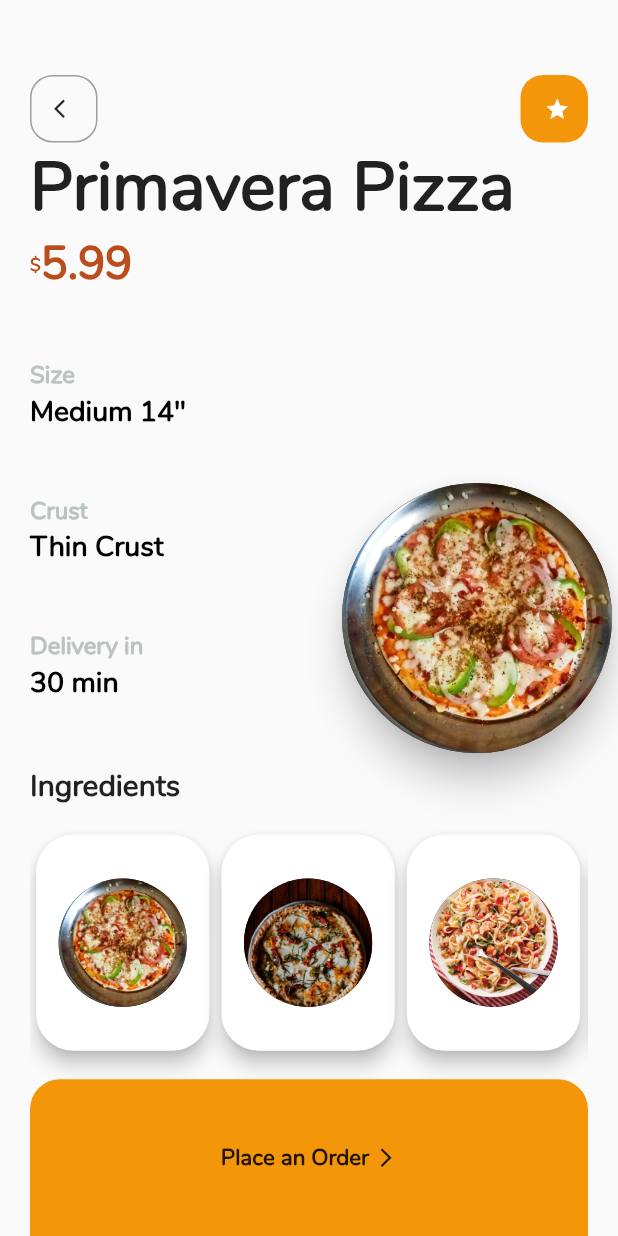
After one commit to Elijah-Ashitey/flutter_UI, a Flutter app: the FoodHome screen opened directly, after a tap on "top of the week", on a phone screen of 412 x 824 dp. The commit adds this screen. Run offline on Flutter 3.47's test engine with Material 2 defaults, Android fonts, the phone set to English and light mode, and no system bars; our stand-ins replace carousel_pro.

Commit message:
food delivery complete

```diff
--- /dev/null
+++ b/lib/foodDelivery/details.dart
@@ -0,0 +1,254 @@
+import 'package:easy_rich_text/easy_rich_text.dart';
+import 'package:flutter/material.dart';
+import 'package:my_ui/foodDelivery/foodHome.dart';
+
+class FoodDetails extends StatefulWidget {
+  final Popular data;
+  FoodDetails(this.data);
+  @override
+  _FoodDetailsState createState() => _FoodDetailsState();
+}
+
+class _FoodDetailsState extends State<FoodDetails> {
+  Color grey = Color(0XFFF0F2F5);
+  Color deepgrey = Color(0XFFBAC3C2);
+  Color orange = Color(0XFFF49609);
+  Color deepBrown = Color(0XFF442C1B);
+  Color brown = Color(0XFFBB4D1C);
+  Color lightbrown = Color(0XFFDFB354);
+  Color green = Color(0XFF728E47);
+  String amt = "\$5.99";
+  @override
+  Widget build(BuildContext context) {
+    return Scaffold(
+        body: Stack(
+      children: <Widget>[
+        Padding(
+          padding: const EdgeInsets.only(top: 50.0, left: 20, right: 20),
+          child: Column(
+            crossAxisAlignment: CrossAxisAlignment.start,
+            children: <Widget>[
+              Row(
+                mainAxisAlignment: MainAxisAlignment.spaceBetween,
+                children: <Widget>[
+                  Container(
+                    height: 45,
+                    width: 45,
+                    decoration: BoxDecoration(
+                      color: Colors.transparent,
+                      borderRadius: BorderRadius.all(Radius.circular(15)),
+                    ),
+                    child: FlatButton(
+                      onPressed: () => Navigator.pop(context),
+                      child: Icon(
+                        Icons.arrow_back_ios,
+                        size: 15,
+                      ),
+                      shape: RoundedRectangleBorder(
+                          side: BorderSide(
+                              color: Colors.grey,
+                              width: 1,
+                              style: BorderStyle.solid),
+                          borderRadius: BorderRadius.circular(15)),
+                    ),
+                  ),
+                  Container(
+                    height: 45,
+                    width: 45,
+                    // width: double.maxFinite,
+                    decoration: BoxDecoration(
+                      // gradient: getCustomgradient(),
+                      color: orange,
+                      borderRadius: BorderRadius.all(Radius.circular(15)),
+                    ),
+                    child: FlatButton(
+                      onPressed: () {},
+                      child: Icon(
+                        Icons.star,
+                        color: Colors.white,
+                        size: 17,
+                      ),
+                      shape: RoundedRectangleBorder(
+                          // side: BorderSide(
+                          //     color: Colors.grey,
+                          //     width: 1,
+                          //     style: BorderStyle.solid),
+                          borderRadius: BorderRadius.circular(15)),
+                    ),
+                  ),
+                ],
+              ),
+              Text(
+                widget.data.title,
+                style: TextStyle(fontSize: 45, fontWeight: FontWeight.bold),
+              ),
+              // Text("\u\$"),
+              /* EasyRichText(
+              amt,
+              patternList: [
+                EasyRichTextPattern(
+                  targetString: '\$ ',
+                  style: TextStyle(color: Colors.blue),
+                ),
+              ],
+              defaultStyle: TextStyle(
+                  fontSize: 30, fontWeight: FontWeight.bold, color: lightbrown),
+            ),*/
+
+              Row(
+                // mainAxisAlignment: MainAxisAlignment.start,
+                // crossAxisAlignment: CrossAxisAlignment.start,
+                children: <Widget>[
+                  Text(
+                    "\$",
+                    style: TextStyle(
+                        fontSize: 12,
+                        fontWeight: FontWeight.bold,
+                        color: brown),
+                  ),
+                  Text(
+                    "5.99",
+                    style: TextStyle(
+                        fontSize: 30,
+                        fontWeight: FontWeight.bold,
+                        color: brown),
+                  )
+                ],
+              ),
+              Expanded(
+                  flex: 3,
+                  child: Container(
+                    child: Column(
+                      crossAxisAlignment: CrossAxisAlignment.start,
+                      children: <Widget>[
+                        Spacer(),
+                        desc("Size", "Medium 14\""),
+                        Spacer(),
+                        desc("Crust", "Thin Crust"),
+                        Spacer(),
+                        desc("Delivery in", "30 min"),
+                        Spacer(),
+                      ],
+                    ),
+                  )),
+              Expanded(
+                  flex: 2,
+                  child: Container(
+                    child: Column(
+                      crossAxisAlignment: CrossAxisAlignment.start,
+                      children: <Widget>[
+                        Text(
+                          "Ingredients",
+                          style: TextStyle(
+                            fontSize: 20,
+                            fontWeight: FontWeight.bold,
+                          ),
+                        ),
+                        Expanded(
+                          child: Container(
+                            child: ListView.builder(
+                              itemBuilder: (context, index) {
+                                return Padding(
+                                  padding: const EdgeInsets.only(
+                                      top: 15.0, bottom: 15),
+                                  child: Container(
+                                    width:
+                                        MediaQuery.of(context).size.width * 0.3,
+                                    height: MediaQuery.of(context).size.height *
+                                        0.1,
+                                    child: Card(
+                                      elevation: 5,
+                                      shape: RoundedRectangleBorder(
+                                        borderRadius:
+                                            BorderRadius.circular(25.0),
+                                      ),
+                                      child: Padding(
+                                        padding: const EdgeInsets.all(15.0),
+                                        child: CircleAvatar(
+                                          backgroundImage:
+                                              AssetImage(popData[index].image),
+                                        ),
+                                      ),
+                                    ),
+                                  ),
+                                );
+                              },
+                              itemCount: popData.length,
+                              scrollDirection: Axis.horizontal,
+                            ),
+                          ),
+                        )
+                      ],
+                    ),
+                  )),
+              Expanded(
+                  child: Container(
+                decoration: BoxDecoration(
+                  color: orange,
+                  borderRadius: BorderRadius.only(
+                    topLeft: Radius.circular(20),
+                    topRight: Radius.circular(20),
+                  ),
+                ),
+                child: Row(
+                  mainAxisAlignment: MainAxisAlignment.center,
+                  children: <Widget>[
+                    Text(
+                      "Place an Order ",
+                      style:
+                          TextStyle(fontWeight: FontWeight.bold, fontSize: 15),
+                    ),
+                    Icon(
+                      Icons.arrow_forward_ios,
+                      size: 15,
+                    )
+                  ],
+                ),
+              )),
+              // desc("Size", "Medium\""),
+              // desc("Size", "Medium\""),
+              // desc("Size", "Medium\""),
+            ],
+          ),
+        ),
+        Align(
+          alignment: Alignment.centerRight,
+          child: Card(
+            elevation: 10,
+            shape: RoundedRectangleBorder(
+              borderRadius: BorderRadius.circular(100.0),
+            ),
+            child: Hero(
+              tag: widget.data.image,
+              child: CircleAvatar(
+                radius: 90,
+                backgroundImage: AssetImage(widget.data.image),
+              ),
+            ),
+          ),
+        )
+      ],
+    ));
+  }
+}
+
+desc(title, desc) {
+  Color deepgrey = Color(0XFFBAC3C2);
+
+  return Column(
+    crossAxisAlignment: CrossAxisAlignment.start,
+    mainAxisAlignment: MainAxisAlignment.start,
+    children: <Widget>[
+      Text(
+        title,
+        style: TextStyle(
+            fontSize: 16, fontWeight: FontWeight.bold, color: deepgrey),
+      ),
+      Text(
+        desc,
+        style: TextStyle(
+            fontSize: 19, fontWeight: FontWeight.bold, color: Colors.black),
+      )
+    ],
+  );
+}
--- /dev/null
+++ b/lib/foodDelivery/foodHome.dart
@@ -0,0 +1,352 @@
+import 'package:flutter/material.dart';
+
+import 'details.dart';
+
+class FoodHome extends StatefulWidget {
+  @override
+  _FoodHomeState createState() => _FoodHomeState();
+}
+
+class _FoodHomeState extends State<FoodHome> {
+  Color grey = Color(0XFFF0F2F5);
+  Color deepgrey = Color(0XFFBAC3C2);
+  Color orange = Color(0XFFF49609);
+  Color deepBrown = Color(0XFF442C1B);
+  Color brown = Color(0XFFBB4D1C);
+  Color lightbrown = Color(0XFFDFB354);
+  Color green = Color(0XFF728E47);
+  @override
+  Widget build(BuildContext context) {
+    return Scaffold(
+      body: Padding(
+        padding: const EdgeInsets.only(top: 35.0, left: 25, right: 20),
+        child: Column(
+          mainAxisAlignment: MainAxisAlignment.start,
+          crossAxisAlignment: CrossAxisAlignment.start,
+          children: <Widget>[
+            Row(
+              mainAxisAlignment: MainAxisAlignment.spaceBetween,
+              children: <Widget>[CircleAvatar(), Icon(Icons.filter_list)],
+            ),
+            SizedBox(
+              height: 10,
+            ),
+            Text("Food"),
+            Text(
+              "Delivery",
+              style: TextStyle(fontSize: 25, fontWeight: FontWeight.bold),
+            ),
+            SizedBox(
+              height: 20,
+            ),
+            Row(
+              children: <Widget>[
+                Icon(Icons.search),
+                SizedBox(
+                  width: 5,
+                ),
+                Expanded(
+                  child: Container(
+                    height: 25,
+                    // color: Colors.blue,
+                    child: TextFormField(
+                      style: TextStyle(
+                          color: Colors.black, fontWeight: FontWeight.bold),
+                      // textAlign: TextAlign.center,
+                      // controller: controller,
+                      decoration: InputDecoration(
+                        hintText: 'search..',
+                        hintStyle: TextStyle(
+                          fontWeight: FontWeight.bold,
+                          color: deepgrey,
+                          // fontFamily: 'gotham',
+                          letterSpacing: 1,
+                        ),
+
+                        enabledBorder: UnderlineInputBorder(
+                          borderSide: BorderSide(
+                            color: deepgrey,
+                          ),
+                        ),
+
+                        focusedBorder: UnderlineInputBorder(
+                            borderSide: BorderSide(
+                          width: 2,
+                          color: deepgrey,
+                        )),
+                        //border: InputBorder.none,
+                      ),
+                    ),
+                  ),
+                ),
+              ],
+            ),
+            SizedBox(
+              height: 20,
+            ),
+            Text(
+              "Categories",
+              style: TextStyle(fontSize: 20, fontWeight: FontWeight.bold),
+            ),
+            SizedBox(
+              height: 5,
+            ),
+            Expanded(
+                flex: 2,
+                child: Container(
+                  child: ListView.builder(
+                    itemBuilder: (context, index) {
+                      return Padding(
+                        padding: const EdgeInsets.only(right: 6.0),
+                        child: Card(
+                          shape: RoundedRectangleBorder(
+                            borderRadius: BorderRadius.circular(20.0),
+                          ),
+                          color: index == 0 ? orange : Colors.white,
+                          elevation: 6,
+                          child: Container(
+                            width: MediaQuery.of(context).size.width * 0.27,
+                            // height: MediaQuery.of(context).size.height * 0.1,
+                            child: Column(
+                              mainAxisAlignment: MainAxisAlignment.center,
+                              crossAxisAlignment: CrossAxisAlignment.center,
+                              children: <Widget>[
+                                Spacer(),
+                                Icon(data[index].icon),
+                                Spacer(),
+                                Text(data[index].desc),
+                                Spacer(),
+                                CircleAvatar(
+                                  radius: 12,
+                                  backgroundColor: index == 0
+                                      ? Colors.white
+                                      : Colors.pinkAccent,
+                                  child: Icon(
+                                    Icons.arrow_forward_ios,
+                                    color: index == 0
+                                        ? Colors.black
+                                        : Colors.white,
+                                    size: 10,
+                                  ),
+                                ),
+                                Spacer(),
+                              ],
+                            ),
+                          ),
+                        ),
+                      );
+                    },
+                    itemCount: data.length,
+                    scrollDirection: Axis.horizontal,
+                  ),
+                )),
+            SizedBox(
+              height: 20,
+            ),
+            Text(
+              "Popular",
+              style: TextStyle(fontSize: 20, fontWeight: FontWeight.bold),
+            ),
+            Expanded(
+                flex: 4,
+                child: Container(
+                  child: ListView.builder(
+                    padding: EdgeInsets.only(top: 2),
+                    itemBuilder: (context, index) {
+                      return GestureDetector(
+                        onTap: () {
+                          Navigator.push(
+                              context,
+                              MaterialPageRoute(
+                                  builder: (context) =>
+                                      FoodDetails(popData[index])));
+                        },
+                        child: Container(
+                          height: MediaQuery.of(context).size.height * 0.25,
+                          child: Stack(
+                            children: <Widget>[
+                              Container(
+                                height:
+                                    MediaQuery.of(context).size.height * 0.25,
+                                width: MediaQuery.of(context).size.width * 0.82,
+                                child: Card(
+                                  // color: Colors.red,
+                                  shape: RoundedRectangleBorder(
+                                    borderRadius: BorderRadius.circular(20.0),
+                                  ),
+                                  child: Column(
+                                    crossAxisAlignment:
+                                        CrossAxisAlignment.start,
+                                    children: <Widget>[
+                                      Padding(
+                                        padding: const EdgeInsets.only(
+                                            left: 15.0, top: 17),
+                                        child: Column(
+                                          crossAxisAlignment:
+                                              CrossAxisAlignment.start,
+                                          children: <Widget>[
+                                            Row(
+                                              children: <Widget>[
+                                                Icon(
+                                                  Icons.star,
+                                                  size: 12,
+                                                  color: orange,
+                                                ),
+                                                SizedBox(
+                                                  width: 5,
+                                                ),
+                                                Text(
+                                                  popData[index].top,
+                                                  style: TextStyle(
+                                                      fontWeight:
+                                                          FontWeight.w400),
+                                                ),
+                                              ],
+                                            ),
+                                            SizedBox(
+                                              height: MediaQuery.of(context)
+                                                      .size
+                                                      .height *
+                                                  0.02,
+                                            ),
+                                            Text(
+                                              popData[index].title,
+                                              style: TextStyle(
+                                                  fontWeight: FontWeight.bold,
+                                                  fontSize: 20),
+                                            ),
+                                            Text(
+                                              popData[index].desc,
+                                              style: TextStyle(
+                                                  fontWeight: FontWeight.bold,
+                                                  color: deepgrey,
+                                                  fontSize: 15),
+                                            ),
+                                          ],
+                                        ),
+                                      ),
+                                      Spacer(),
+                                      Align(
+                                          alignment: Alignment.bottomLeft,
+                                          child: Row(
+                                            children: <Widget>[
+                                              Container(
+                                                height: MediaQuery.of(context)
+                                                        .size
+                                                        .height *
+                                                    0.07,
+                                                width: MediaQuery.of(context)
+                                                        .size
+                                                        .width *
+                                                    0.27,
+                                                decoration: BoxDecoration(
+                                                  color: orange,
+                                                  borderRadius:
+                                                      BorderRadius.only(
+                                                    bottomLeft:
+                                                        Radius.circular(20),
+                                                    topRight:
+                                                        Radius.circular(20),
+                                                  ),
+                                                ),
+                                                child: FlatButton(
+                                                    onPressed: () {},
+                                                    child: Text(
+                                                      "+",
+                                                      style: TextStyle(
+                                                          fontWeight:
+                                                              FontWeight.bold,
+                                                          fontSize: 25),
+                                                    )),
+                                              ),
+                                              SizedBox(
+                                                width: 15,
+                                              ),
+                                              Icon(
+                                                Icons.star,
+                                                size: 12,
+                                              ),
+                                              SizedBox(
+                                                width: 5,
+                                              ),
+                                              Text(
+                                                "5.0",
+                                                style: TextStyle(
+                                                    fontWeight: FontWeight.bold,
+                                                    fontSize: 18),
+                                              ),
+                                            ],
+                                          )),
+                                    ],
+                                  ),
+                                ),
+                              ),
+                              Align(
+                                alignment: Alignment.centerRight,
+                                child: Card(
+                                  elevation: 10,
+                                  shape: RoundedRectangleBorder(
+                                    borderRadius: BorderRadius.circular(60.0),
+                                  ),
+                                  child: Hero(
+                                    tag: popData[index].image,
+                                    child: CircleAvatar(
+                                      radius: 60,
+                                      backgroundImage:
+                                          AssetImage(popData[index].image),
+                                    ),
+                                  ),
+                                ),
+                              )
+                            ],
+                          ),
+                        ),
+                      );
+                    },
+                    itemCount: popData.length,
+                    scrollDirection: Axis.vertical,
+                  ),
+                )),
+          ],
+        ),
+      ),
+    );
+  }
+}
+
+class Categories {
+  final IconData icon;
+  final String desc;
+  Categories(this.icon, this.desc);
+}
+
+Categories data1 = Categories(Icons.local_pizza, "Pizza");
+Categories data2 = Categories(Icons.local_pizza, "Seafood");
+Categories data3 = Categories(Icons.local_drink, "Soft drink");
+Categories data4 = Categories(Icons.local_pizza, "pizza");
+List<Categories> data = [data1, data2, data3, data4];
+
+class Popular {
+  final String image;
+  final String title;
+  final String desc;
+  final String top;
+  Popular(
+    this.image,
+    this.title,
+    this.desc,
+    this.top,
+  );
+}
+
+Popular first = Popular("assets/images/pizza.jpg", "Primavera Pizza",
+    "Weight 540 gr", "top of the week");
+Popular second = Popular("assets/images/pizza2.jpg", "Paste Pesto",
+    "Weight 540 gr", "top of the month");
+Popular third = Popular("assets/images/pizza3.jpg", "Primavera Pizza",
+    "Weight 540 gr", "top of the week");
+Popular fourth = Popular("assets/images/pizza4.jpg", "Primavera Pizza",
+    "Weight 540 gr", "top of the month");
+Popular fifth = Popular("assets/images/pizza4.jpg", "Primavera Pizza",
+    "Weight 540 gr", "top of the week");
+List<Popular> popData = [first, second, third, fourth, fifth];
--- a/lib/links.dart
+++ b/lib/links.dart
@@ -5,6 +5,7 @@ import 'Farmer/whitetheme.dart';
 import 'UI4/Screen/homePage.dart';
 import 'carDashboard/screens/homePage.dart';
 import 'first/home.dart';
+import 'foodDelivery/foodHome.dart';
 import 'form/home.dart';
 import 'second/Page1.dart';
 // import 'second/page2.dart';
@@ -50,9 +51,13 @@ class _LinksState extends State<Links> {
                 Navigator.push(context,
                     MaterialPageRoute(builder: (context) => DarkTheme()));
               }),
-              _card("Sixth Page", () {
+              _card("Form", () {
                 Navigator.push(context,
                     MaterialPageRoute(builder: (context) => HomeForm()));
+              }),
+              _card("Food Delivery", () {
+                Navigator.push(context,
+                    MaterialPageRoute(builder: (context) => FoodHome()));
               }),
             ]),
           ),
--- a/pubspec.yaml
+++ b/pubspec.yaml
@@ -24,6 +24,7 @@ dependencies:
   # Use with the CupertinoIcons class for iOS style icons.
   cupertino_icons: ^0.1.2
   carousel_pro: ^0.0.13
+  easy_rich_text: ^0.2.2
 
 dev_dependencies:
   flutter_test:
```
Also changed, not shown: assets/images/pizza.jpg (added), assets/images/pizza2.jpg (added), assets/images/pizza3.jpg (added), assets/images/pizza4.jpg (added), assets/images/pizza5.jpg (added), pubspec.lock.
